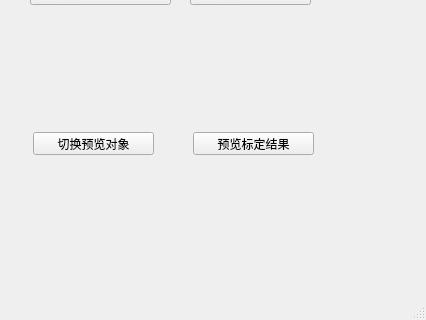
The window that hellogl2/mainentrywindow.ui (h005/myViewpoint) describes before a commit, drawn with Qt 5; both pictures show x 0 to 426 and y 348 to 668 of the 426 by 668 pixel window.
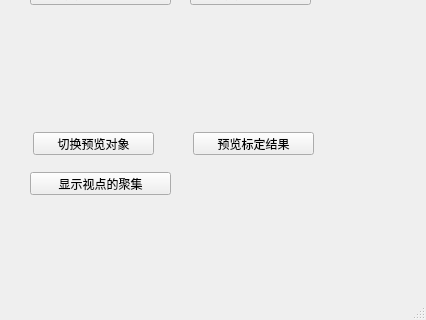
The same window after the commit.

Commit message: 显示摄像机的位置

Patch:
```diff
--- a/hellogl2/mainentrywindow.ui
+++ b/hellogl2/mainentrywindow.ui
@@ -209,6 +209,19 @@
      <enum>Qt::Horizontal</enum>
     </property>
    </widget>
+   <widget class="QPushButton" name="showAllViewpoints">
+    <property name="geometry">
+     <rect>
+      <x>30</x>
+      <y>520</y>
+      <width>141</width>
+      <height>23</height>
+     </rect>
+    </property>
+    <property name="text">
+     <string>显示视点的聚集</string>
+    </property>
+   </widget>
   </widget>
   <widget class="QMenuBar" name="menubar">
    <property name="geometry">
```
The commit also changes 10 other files.
